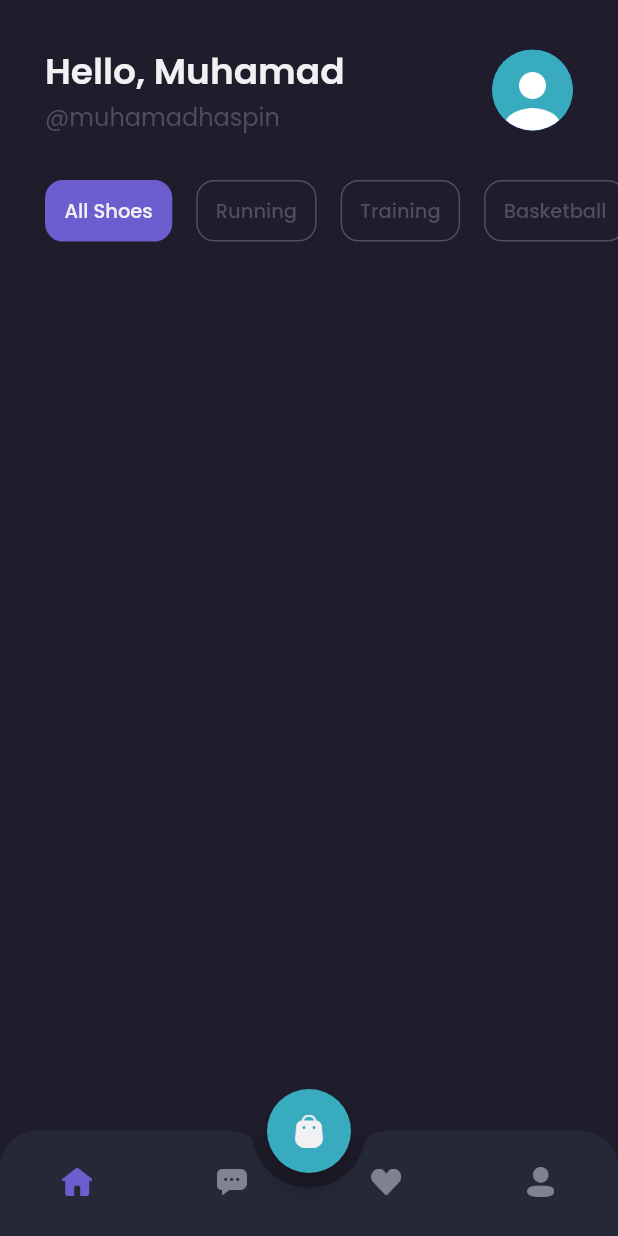
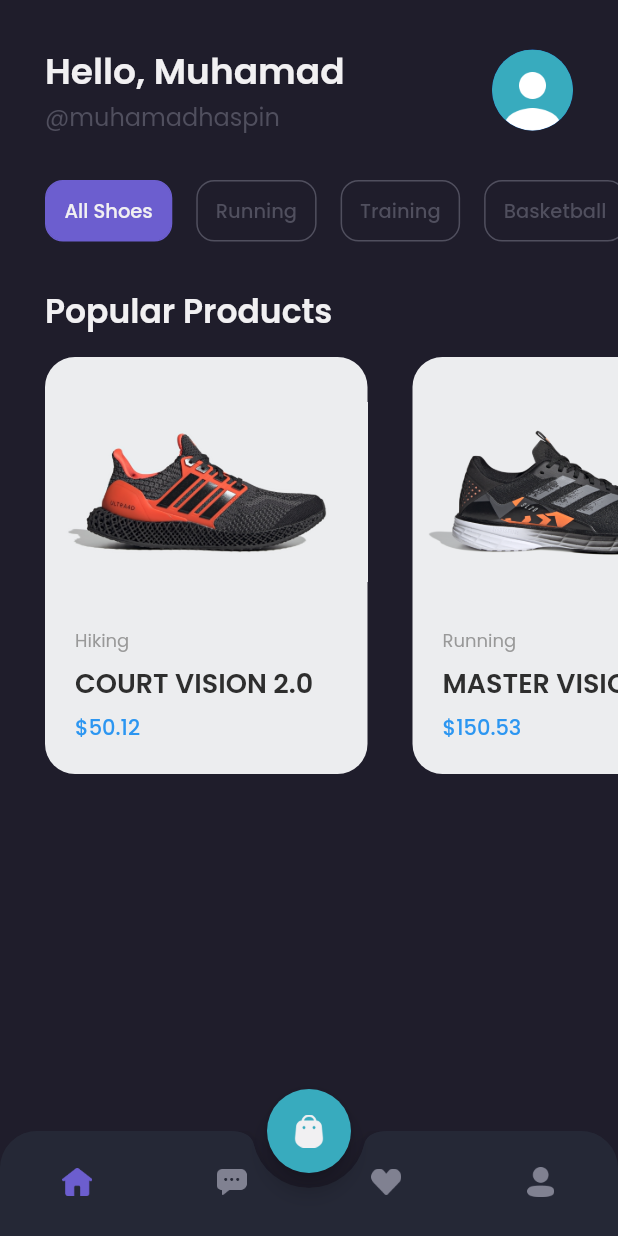
Before and after one commit to muhafs/flutter_yalla, a Flutter app: the MainPage screen opened by its route, on a phone screen of 412 x 824 dp. Run offline on Flutter 3.47's test engine with Material 2 defaults, Android fonts, the phone set to English and light mode, and no system bars; our stand-ins replace google_fonts.

Commit message:
- features: create product card

```diff
--- /dev/null
+++ b/lib/components/home/category_card.dart
@@ -0,0 +1,36 @@
+import 'package:flutter/material.dart';
+import 'package:yalla/theme.dart';
+
+class CategoryCard extends StatelessWidget {
+  const CategoryCard({
+    Key? key,
+    required this.title,
+    required this.isActive,
+  }) : super(key: key);
+
+  final String title;
+  final bool isActive;
+
+  @override
+  Widget build(BuildContext context) {
+    return Container(
+      padding: const EdgeInsets.symmetric(
+        vertical: 10,
+        horizontal: 12,
+      ),
+      margin: const EdgeInsets.only(right: 16),
+      decoration: BoxDecoration(
+        color: isActive ? kPrimaryColor : kTransparentColor,
+        border: Border.all(color: isActive ? kPrimaryColor : kSubTextColor),
+        borderRadius: BorderRadius.circular(12),
+      ),
+      child: Text(
+        title,
+        style: (isActive ? kPrimaryTextStyle : kSubTextStyle).copyWith(
+          fontSize: 13,
+          fontWeight: medium,
+        ),
+      ),
+    );
+  }
+}
--- /dev/null
+++ b/lib/components/home/product_card.dart
@@ -0,0 +1,71 @@
+import 'package:flutter/material.dart';
+import 'package:yalla/theme.dart';
+
+class ProductCard extends StatelessWidget {
+  const ProductCard({
+    Key? key,
+    required this.image,
+    required this.category,
+    required this.title,
+    required this.price,
+  }) : super(key: key);
+
+  final String image;
+  final String category;
+  final String title;
+  final String price;
+
+  @override
+  Widget build(BuildContext context) {
+    return Container(
+      width: 215,
+      height: 278,
+      margin: const EdgeInsets.only(right: kDefaultMargin),
+      decoration: BoxDecoration(
+        color: kBgColor5,
+        borderRadius: BorderRadius.circular(20),
+      ),
+      child: Column(
+        crossAxisAlignment: CrossAxisAlignment.start,
+        children: [
+          const SizedBox(height: kDefaultMargin),
+          Image.asset(
+            image,
+            width: 215,
+            height: 120,
+            fit: BoxFit.cover,
+          ),
+          Padding(
+            padding: const EdgeInsets.fromLTRB(20, 30, 20, 20),
+            child: Column(
+              crossAxisAlignment: CrossAxisAlignment.start,
+              children: [
+                Text(
+                  category,
+                  style: kSecondaryTextStyle.copyWith(fontSize: 12),
+                ),
+                const SizedBox(height: 6),
+                Text(
+                  title.toUpperCase(),
+                  style: kBlackTextStyle.copyWith(
+                    fontSize: 18,
+                    fontWeight: semibold,
+                  ),
+                  overflow: TextOverflow.ellipsis,
+                ),
+                const SizedBox(height: 6),
+                Text(
+                  '\$$price',
+                  style: kPriceTextStyle.copyWith(
+                    fontSize: 14,
+                    fontWeight: medium,
+                  ),
+                ),
+              ],
+            ),
+          )
+        ],
+      ),
+    );
+  }
+}
--- a/lib/pages/navpages/home_page.dart
+++ b/lib/pages/navpages/home_page.dart
@@ -1,4 +1,6 @@
 import 'package:flutter/material.dart';
+import 'package:yalla/components/home/category_card.dart';
+import 'package:yalla/components/home/product_card.dart';
 import 'package:yalla/theme.dart';
 
 class HomePage extends StatefulWidget {
@@ -59,43 +61,47 @@ class _HomePageState extends State<HomePage> {
                 CategoryCard(title: 'Hiking', isActive: false),
               ],
             ),
+          ),
+          const SizedBox(height: kDefaultMargin),
+          Padding(
+            padding: const EdgeInsets.symmetric(horizontal: kDefaultMargin),
+            child: Text(
+              'Popular Products',
+              style: kPrimaryTextStyle.copyWith(
+                fontSize: 22,
+                fontWeight: semibold,
+              ),
+            ),
+          ),
+          const SizedBox(height: 14),
+          SingleChildScrollView(
+            scrollDirection: Axis.horizontal,
+            child: Row(
+              children: const [
+                SizedBox(width: kDefaultMargin),
+                ProductCard(
+                  image: 'assets/image_shoes.png',
+                  category: 'Hiking',
+                  title: 'court vision 2.0',
+                  price: '50.12',
+                ),
+                ProductCard(
+                  image: 'assets/image_shoes2.png',
+                  category: 'Running',
+                  title: 'master vision 2.0',
+                  price: '150.53',
+                ),
+                ProductCard(
+                  image: 'assets/image_shoes3.png',
+                  category: 'Basketball',
+                  title: 'dollar vision 2.0',
+                  price: '1999.99',
+                ),
+              ],
+            ),
           )
         ],
       ),
     );
   }
 }
-
-class CategoryCard extends StatelessWidget {
-  const CategoryCard({
-    Key? key,
-    required this.title,
-    required this.isActive,
-  }) : super(key: key);
-
-  final String title;
-  final bool isActive;
-
-  @override
-  Widget build(BuildContext context) {
-    return Container(
-      padding: const EdgeInsets.symmetric(
-        vertical: 10,
-        horizontal: 12,
-      ),
-      margin: const EdgeInsets.only(right: 16),
-      decoration: BoxDecoration(
-        color: isActive ? kPrimaryColor : kTransparentColor,
-        border: Border.all(color: isActive ? kPrimaryColor : kSubTextColor),
-        borderRadius: BorderRadius.circular(12),
-      ),
-      child: Text(
-        title,
-        style: (isActive ? kPrimaryTextStyle : kSubTextStyle).copyWith(
-          fontSize: 13,
-          fontWeight: medium,
-        ),
-      ),
-    );
-  }
-}
--- a/lib/theme.dart
+++ b/lib/theme.dart
@@ -11,11 +11,13 @@ const Color kAlertColor = Color(0xFFED6363);
 const Color kPriceColor = Color(0xFF2C96F1);
 const Color kUnselectedNavColor = Color(0xFF808191);
 const Color kTransparentColor = Colors.transparent;
+const Color kBlackColor = Color(0xFF2E2E2E);
 
 const Color kBgColor1 = Color(0xFF1F1D2B);
 const Color kBgColor2 = Color(0xFF2B2937);
 const Color kBgColor3 = Color(0xFF242231);
 const Color kBgColor4 = Color(0xFF252836);
+const Color kBgColor5 = Color(0xFFECEDEF);
 
 const Color kPrimaryTextColor = Color(0xFFF1F0F2);
 const Color kSecondaryTextColor = Color(0xFF999999);
@@ -27,6 +29,7 @@ TextStyle kSecondaryTextStyle = GoogleFonts.poppins(color: kSecondaryTextColor);
 TextStyle kSubTextStyle = GoogleFonts.poppins(color: kSubTextColor);
 TextStyle kPriceTextStyle = GoogleFonts.poppins(color: kPriceColor);
 TextStyle kPurpleTextStyle = GoogleFonts.poppins(color: kPrimaryColor);
+TextStyle kBlackTextStyle = GoogleFonts.poppins(color: kBlackColor);
 
 // Font Weights
 FontWeight light = FontWeight.w300;
```
Also changed, not shown: lib/pages/sign_in_page.dart (+4 -4 lines), lib/pages/sign_up_page.dart (+5 -6 lines), lib/components/auth/auth_button.dart (renamed from lib/components/auth_button.dart), lib/components/auth/auth_footer.dart (renamed from lib/components/auth_footer.dart), lib/components/auth/auth_header.dart (renamed from lib/components/auth_header.dart), lib/components/auth/auth_input.dart (renamed from lib/components/auth_input.dart).
